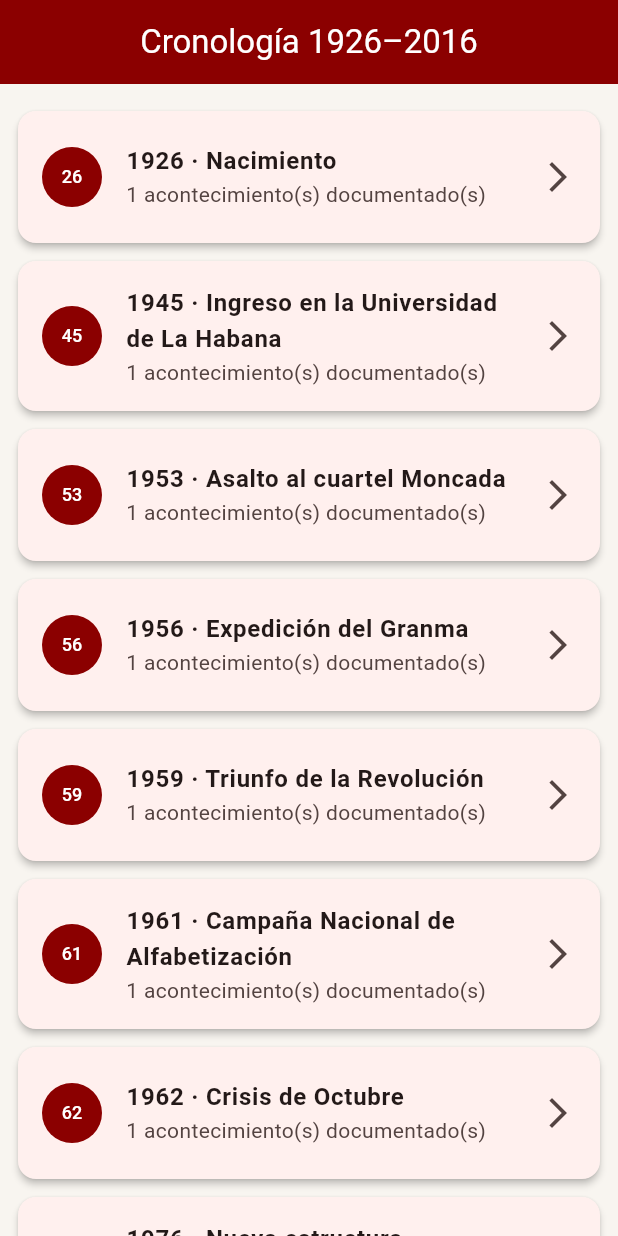
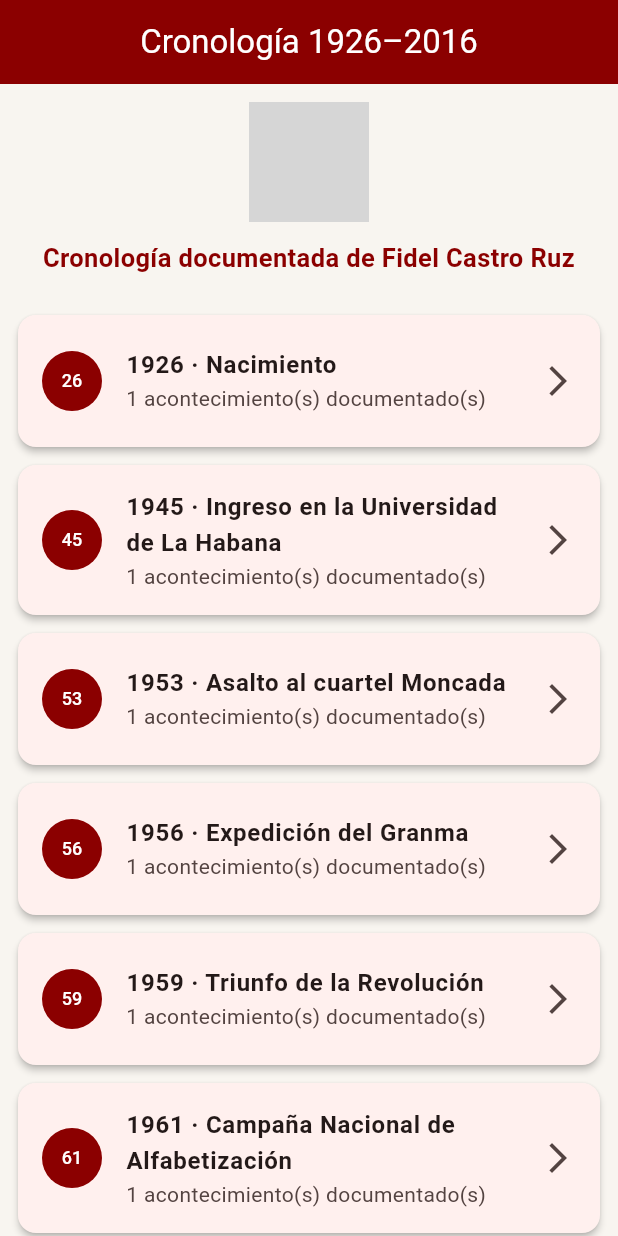
Before and after one commit to kevinsaumell239-gif/automatizado-analisis-psicologico, a Flutter app: the screen it shows after launch, on a phone screen of 412 x 824 dp. Run offline on Flutter 3.47's test engine with Material 3 defaults, Android fonts, the phone set to English and light mode, and no system bars; grey boxes are pictures that could not be loaded.

```diff
--- a/lib/main.dart
+++ b/lib/main.dart
@@ -154,21 +154,59 @@ class _PantallaCronologiaState extends State<PantallaCronologia> {
         backgroundColor: const Color(0xFF8B0000),
         foregroundColor: Colors.white,
       ),
-      body: FutureBuilder<List<AnioHistorico>>(
+      body: Column(
+        children: [
+          Padding(
+            padding: const EdgeInsets.all(12),
+            child: Image.asset(
+              'assets/images/logo.png',
+              height: 120,
+              width: double.infinity,
+              fit: BoxFit.contain,
+              errorBuilder: (context, error, stackTrace) {
+                return const Icon(
+                  Icons.history_edu,
+                  size: 80,
+                  color: Color(0xFF8B0000),
+                );
+              },
+            ),
+          ),
+          const Padding(
+            padding: EdgeInsets.symmetric(horizontal: 16),
+            child: Text(
+              'Cronología documentada de Fidel Castro Ruz',
+              textAlign: TextAlign.center,
+              style: TextStyle(
+                fontSize: 17,
+                fontWeight: FontWeight.bold,
+                color: Color(0xFF8B0000),
+              ),
+            ),
+          ),
+          const SizedBox(height: 8),
+          Expanded(
+            child: FutureBuilder<List<AnioHistorico>>(
               future: _cronologiaFuture,
               builder: (context, snapshot) {
-          if (snapshot.connectionState == ConnectionState.waiting) {
+                if (snapshot.connectionState ==
+                    ConnectionState.waiting) {
                   return const Center(
                     child: CircularProgressIndicator(),
                   );
                 }
 
                 if (snapshot.hasError) {
-            return _PantallaError(
-              mensaje: 'No se pudo cargar la cronología.\n\n'
-                  'Verifica que el archivo exista en:\n'
-                  'assets/data/cronologia.json',
-              detalle: snapshot.error.toString(),
+                  return Center(
+                    child: Padding(
+                      padding: const EdgeInsets.all(24),
+                      child: Text(
+                        'No se pudo cargar la cronología.\n\n'
+                        'Verifica el archivo cronologia.json.\n\n'
+                        '${snapshot.error}',
+                        textAlign: TextAlign.center,
+                      ),
+                    ),
                   );
                 }
 
@@ -176,7 +214,9 @@ class _PantallaCronologiaState extends State<PantallaCronologia> {
 
                 if (cronologia.isEmpty) {
                   return const Center(
-              child: Text('No hay acontecimientos disponibles.'),
+                    child: Text(
+                      'No hay acontecimientos disponibles.',
+                    ),
                   );
                 }
 
@@ -211,7 +251,9 @@ class _PantallaCronologiaState extends State<PantallaCronologia> {
                         subtitle: Text(
                           '${anio.eventos.length} acontecimiento(s) documentado(s)',
                         ),
-                  trailing: const Icon(Icons.arrow_forward_ios),
+                        trailing: const Icon(
+                          Icons.arrow_forward_ios,
+                        ),
                         onTap: () {
                           Navigator.push(
                             context,
@@ -225,6 +267,9 @@ class _PantallaCronologiaState extends State<PantallaCronologia> {
                   },
                 );
               },
+            ),
+          ),
+        ],
       ),
     );
   }
```
Lines whose indentation alone changed are shown as unchanged.
